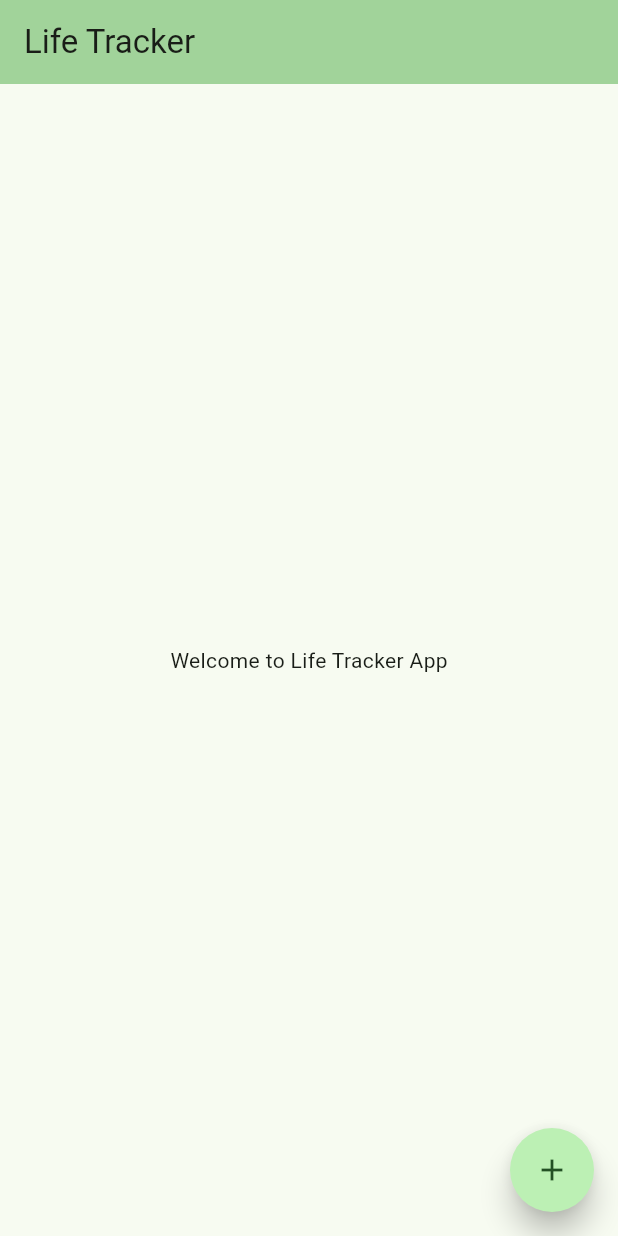
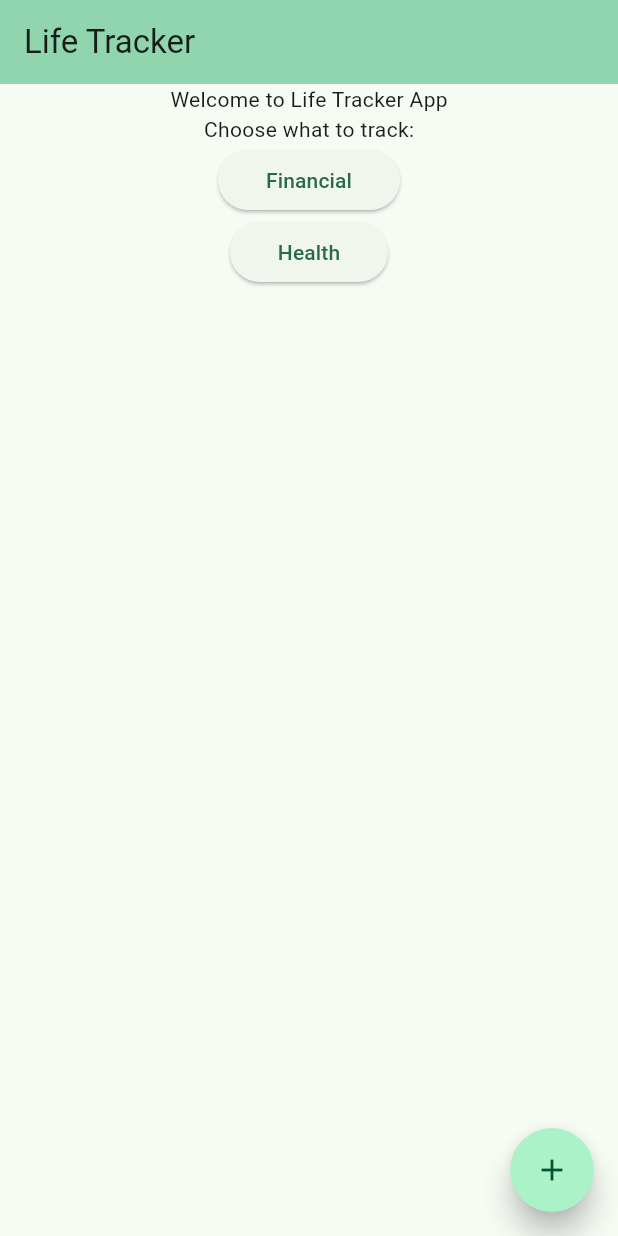
Before and after one commit to dimejune13/lifetracker, a Flutter app: the screen it shows after launch, on a phone screen of 412 x 824 dp. Run offline on Flutter 3.47's test engine with Material 3 defaults, Android fonts, the phone set to English and light mode, and no system bars; drawn by our look-alikes of flutter_speed_dial.

Commit message:
Changed homepage to show list of tracker pages

```diff
--- a/lib/main.dart
+++ b/lib/main.dart
@@ -11,9 +11,9 @@ class MyApp extends StatelessWidget {
   @override
   Widget build(BuildContext context) {
     return MaterialApp(
-      title: 'Flutter Demo',
+      title: 'Life Tracker',
       theme: ThemeData(
-        colorScheme: ColorScheme.fromSeed(seedColor: Colors.green),
+        colorScheme: ColorScheme.fromSeed(seedColor: Colors.greenAccent),
         useMaterial3: true,
       ),
       home: const MyHomePage(title: 'Life Tracker'),
@@ -65,14 +65,41 @@ class _MyHomePageState extends State<MyHomePage> {
         backgroundColor: Theme.of(context).colorScheme.inversePrimary,
         title: Text(widget.title),
       ),
-      body: Center(
+      body: SafeArea(
+        child: Container(
+          width: MediaQuery.of(context).size.width,
           child: Column(
-          mainAxisAlignment: MainAxisAlignment.center,
             children: <Widget>[
               const Text(
                 'Welcome to Life Tracker App',
               ),
+              const Text(
+                'Choose what to track:'
+              ),
+              ElevatedButton(
+                onPressed: () => ScaffoldMessenger.of(context).showSnackBar(
+                const SnackBar(content: Text(("Financial Tap")),)
+              ),
+                child: Padding(
+                  padding: const EdgeInsets.all(8.0),
+                  child: const Text(
+                    'Financial'
+                  ),
+                ),
+              ),
+              ElevatedButton(
+                onPressed: () => ScaffoldMessenger.of(context).showSnackBar(
+                  const SnackBar(content: Text(("Health Tap")),)
+                ),
+                child: Padding(
+                  padding: const EdgeInsets.all(8.0),
+                  child: const Text(
+                    'Health'
+                  ),
+                ),
+              ),
             ],
+          ),
         ),
       ),
       floatingActionButton: SpeedDial(
```
Lines whose indentation alone changed are shown as unchanged.
